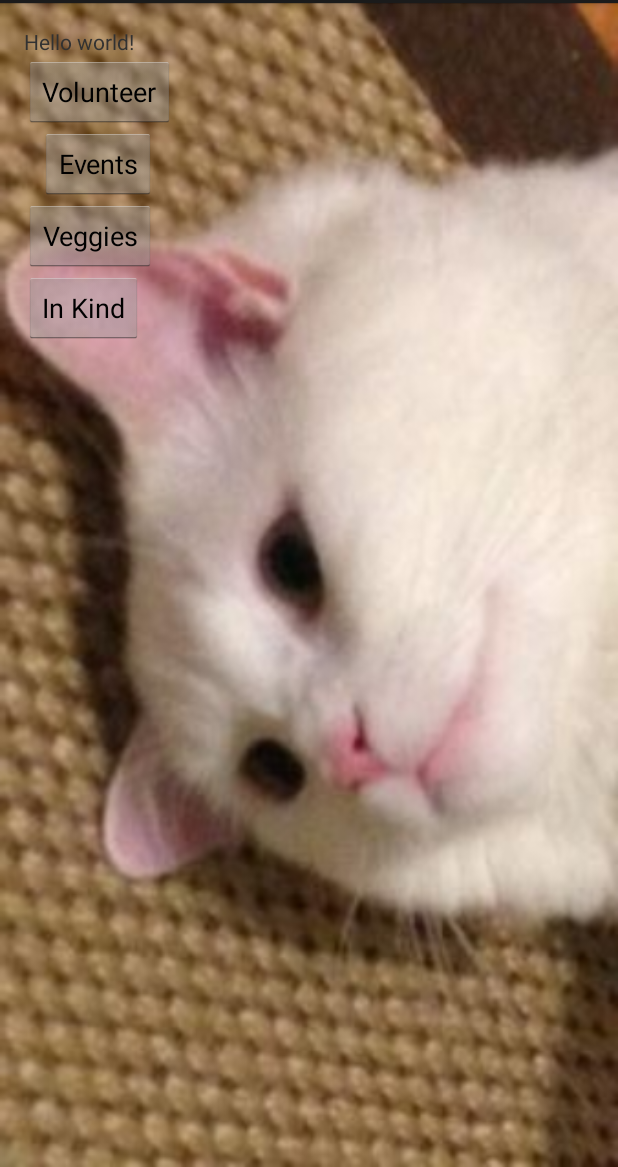
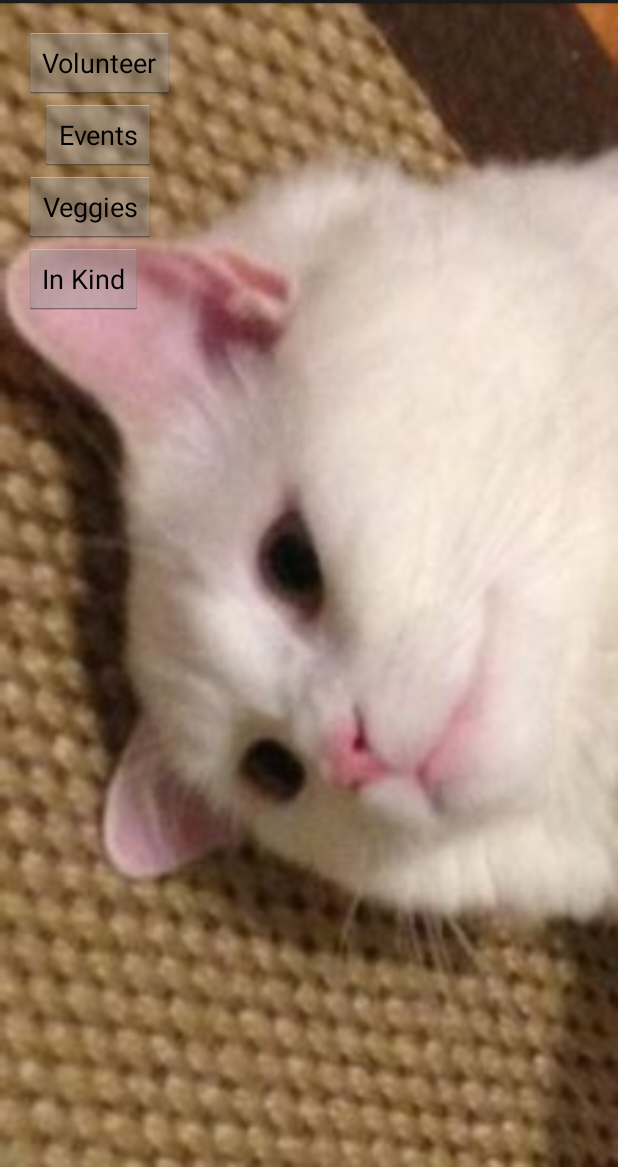
Before and after one commit to hackforwesternmass/gtcalerts, an Android app: the screen it shows after launch (MainActivity), on a phone screen of 412 x 824 dp, the part 69-1236 px from its top. Run offline under Robolectric (Android 15) with nearby library versions, the phone set to English and light mode, and no system bars.

Commit message:
Added app icon and removed "hello world"

```diff
--- a/android/GTCAlerts/app/src/main/AndroidManifest.xml
+++ b/android/GTCAlerts/app/src/main/AndroidManifest.xml
@@ -4,7 +4,7 @@
 
     <application
         android:allowBackup="true"
-        android:icon="@mipmap/ic_launcher"
+        android:icon="@drawable/appicon"
         android:label="@string/app_name"
         android:theme="@style/AppTheme" >
         <activity
--- a/android/GTCAlerts/app/src/main/res/layout/activity_main.xml
+++ b/android/GTCAlerts/app/src/main/res/layout/activity_main.xml
@@ -6,9 +6,6 @@
     android:paddingBottom="@dimen/activity_vertical_margin"
     android:background="@drawable/backround" tools:context=".MainActivity">
 
-    <TextView android:text="@string/hello_world" android:layout_width="wrap_content"
-        android:layout_height="wrap_content"
-        android:id="@+id/textView" />
 
 
 
@@ -17,7 +14,6 @@
         android:layout_height="wrap_content"
         android:text="Volunteer"
         android:id="@+id/button_volunteer"
-        android:layout_below="@+id/textView"
         android:layout_alignParentLeft="true"
         android:layout_alignParentStart="true" />
 
```
Also changed, not shown: android/GTCAlerts/app/src/main/res/drawable-hdpi/appicon.png (added), android/GTCAlerts/app/src/main/res/drawable-ldpi/appicon.png (added), android/GTCAlerts/app/src/main/res/drawable-mdpi/appicon.png (added).
